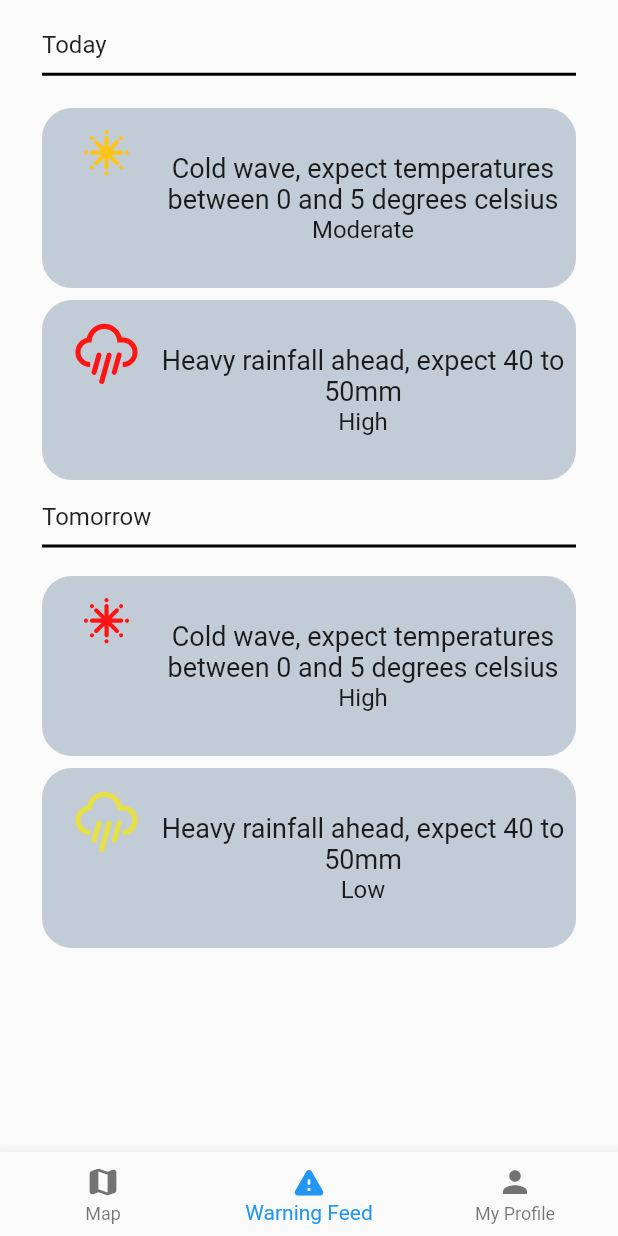
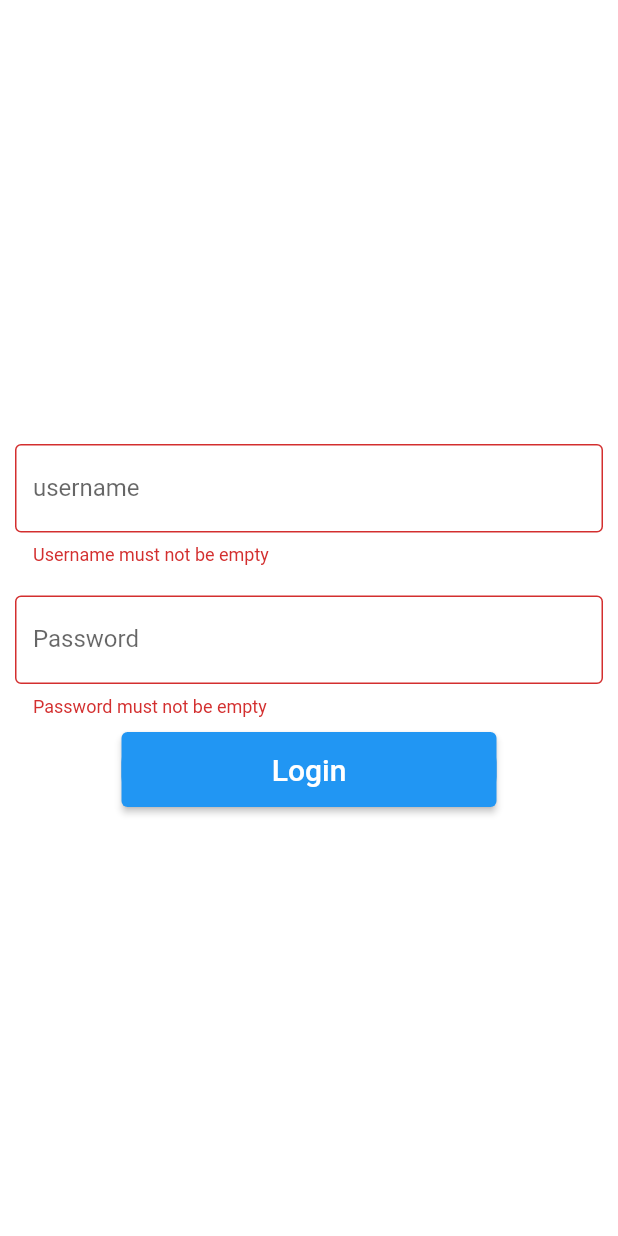
Before and after one commit to brenozd/front-defesa-civil, a Flutter app: the screen it shows after launch, on a phone screen of 412 x 824 dp. Run offline on Flutter 3.47's test engine with Material 2 defaults, Android fonts, the phone set to English and light mode, and no system bars; our stand-ins replace flutter_local_notifications, flutter_map, geocoding, latlong2, location and 3 more; missing offline and left inert: dart:ffi, mqtt_client.

Commit message:
Added API login

```diff
--- a/app/lib/common.dart
+++ b/app/lib/common.dart
@@ -6,6 +6,7 @@ import 'package:http/http.dart';
 import 'package:latlong2/latlong.dart';
 import 'package:tuple/tuple.dart';
 import 'package:weather_icons/weather_icons.dart';
+import 'package:app/services/logger_service.dart';
 
 class Separator extends StatelessWidget {
   const Separator({Key? key, this.text = "", this.spacing = 20.0})
@@ -24,7 +25,7 @@ class Separator extends StatelessWidget {
 }
 
 class API {
-  final String apiServer = "http://bzd.duckdns.org/";
+  final String apiServer = "http://bzd.duckdns.org:5000/";
   // TODO: username should be passed when login
   final String username = "brenozd";
   String region = "Itajuba";
@@ -41,6 +42,25 @@ class API {
       return resp.body;
     }
     return null;
+  }
+
+  Future<bool> login(String username, String password) async {
+    log.info(username + " | " + password);
+    if (username.isEmpty || password.isEmpty) {
+      return false;
+    }
+    Response resp = await post(
+      Uri.parse(apiServer + 'api/usuario/auth'),
+      headers: <String, String>{
+        'Content-Type': 'application/json; charset=UTF-8',
+      },
+      body: jsonEncode(<String, String>{"login": username, "senha": password}),
+    );
+    log.info(resp.statusCode);
+    if (resp.statusCode == 200) {
+      return true;
+    }
+    return false;
   }
 }
 
--- a/app/lib/main.dart
+++ b/app/lib/main.dart
@@ -1,6 +1,4 @@
-import 'package:app/pages/map_page.dart';
-import 'package:app/pages/my_profile_page.dart';
-import 'package:app/pages/warning_feed_page.dart';
+import 'package:app/pages/login_page.dart';
 import 'package:app/services/location_service.dart';
 import 'package:app/services/logger_service.dart';
 import 'package:app/services/notification_service.dart';
@@ -24,44 +22,7 @@ class Main extends StatelessWidget {
   @override
   Widget build(BuildContext context) {
     return const MaterialApp(
-      home: PageController(),
+      home: LoginPage(),
     );
   }
 }
-
-class PageController extends StatefulWidget {
-  const PageController({Key? key}) : super(key: key);
-
-  @override
-  State<PageController> createState() => _PageControllerState();
-}
-
-class _PageControllerState extends State<PageController> {
-  var currentIndex = 1;
-  var counter = 0;
-  final List<Widget> screens = [
-    const MapPage(),
-    const WarningFeedPage(),
-    const MyProfilePage()
-  ];
-  @override
-  Widget build(BuildContext context) {
-    return Scaffold(
-        resizeToAvoidBottomInset: false,
-        body: IndexedStack(children: screens, index: currentIndex),
-        bottomNavigationBar: BottomNavigationBar(
-          currentIndex: currentIndex,
-          items: const [
-            BottomNavigationBarItem(
-                icon: Icon(Icons.map_rounded), label: "Map"),
-            BottomNavigationBarItem(
-                icon: Icon(Icons.warning_rounded), label: "Warning Feed"),
-            BottomNavigationBarItem(
-                icon: Icon(Icons.person), label: "My Profile"),
-          ],
-          onTap: (value) => setState(() {
-            currentIndex = value;
-          }),
-        ));
-  }
-}
--- /dev/null
+++ b/app/lib/pages/login_page.dart
@@ -0,0 +1,120 @@
+import 'package:flutter/material.dart';
+import 'package:validators/validators.dart';
+import 'package:app/pages/page_controller.dart' as pg;
+
+import '../common.dart';
+import '../services/logger_service.dart';
+
+class LoginPage extends StatefulWidget {
+  const LoginPage({Key? key}) : super(key: key);
+
+  @override
+  State<LoginPage> createState() => _LoginPageState();
+}
+
+class _LoginPageState extends State<LoginPage> {
+  final _formKey = GlobalKey<FormState>();
+  TextEditingController _username = TextEditingController();
+  TextEditingController _password = TextEditingController();
+  @override
+  Widget build(BuildContext context) {
+    var usernameTextField = Padding(
+      padding: const EdgeInsets.all(10),
+      child: TextFormField(
+          key: _formKey,
+          decoration: const InputDecoration(
+              border: OutlineInputBorder(), labelText: 'username'),
+          controller: _username,
+          validator: (val) {
+            if (val == null || val.isEmpty) {
+              return "Username must not be empty";
+            }
+            return null;
+          }),
+    );
+
+    var passwordTextField = Padding(
+      padding: const EdgeInsets.all(10),
+      child: TextFormField(
+        obscureText: true,
+        decoration: const InputDecoration(
+            border: OutlineInputBorder(), labelText: 'Password'),
+        controller: _password,
+        validator: (val) {
+          if (val == null || val.isEmpty) {
+            return "Password must not be empty";
+          }
+          return null;
+        },
+      ),
+    );
+
+    var loginButton = Container(
+        height: 50,
+        width: 250,
+        decoration: BoxDecoration(
+            color: Colors.blue, borderRadius: BorderRadius.circular(20)),
+        child: ElevatedButton(
+          onPressed: () {
+            // BUG: Somehow _formKey.currentState is null, so i'm ignoring form validation
+            // and just return false
+            bool success = false;
+            API()
+                .login(_username.text, _password.text)
+                .then((value) => success = value)
+                .whenComplete(() {
+              if (success) {
+                log.info("Logged in");
+                Navigator.push(
+                    context,
+                    MaterialPageRoute(
+                        builder: (_) => const pg.PageController()));
+              } else {
+                log.info("Invalid username or password");
+                showDialog(
+                    context: context,
+                    builder: (BuildContext context) {
+                      return AlertDialog(
+                        title: const Text("Unable to login"),
+                        content: const Text("Invalid username or password"),
+                        actions: [
+                          TextButton(
+                            child: const Text("Ok"),
+                            onPressed: () {
+                              Navigator.of(context).pop();
+                            },
+                          )
+                        ],
+                      );
+                    });
+              }
+            });
+          },
+          child: const Text(
+            'Login',
+            style: TextStyle(color: Colors.white, fontSize: 20),
+          ),
+        ));
+
+    return Form(
+      autovalidateMode: AutovalidateMode.always,
+      key: _formKey,
+      child: Scaffold(
+        backgroundColor: Colors.white,
+        body: Center(
+          child: SingleChildScrollView(
+              child: Column(
+            mainAxisAlignment: MainAxisAlignment.center,
+            crossAxisAlignment: CrossAxisAlignment.center,
+            key: _formKey,
+            children: <Widget>[
+              usernameTextField,
+              passwordTextField,
+              loginButton,
+            ],
+          )),
+        ),
+      ),
+    );
+  }
+}
--- a/app/lib/services/mqtt_service.dart
+++ b/app/lib/services/mqtt_service.dart
@@ -63,7 +63,6 @@ class MQTTClient {
           return null;
         }
       }
-      log.info("Severity: " + parsedMessage['severity'].toString());
 
       n.severity = parsedMessage['severity'];
       n.title = parsedMessage['title'];
--- a/app/pubspec.yaml
+++ b/app/pubspec.yaml
@@ -43,6 +43,7 @@ dependencies:
   latlong2: ^0.8.1
   mqtt_client: ^9.6.8
   logging: ^1.0.2
+  validators: ^3.0.0
 
 dev_dependencies:
   flutter_test:
```
Also changed, not shown: app/lib/pages/page_controller.dart (added, +42 -0 lines).
